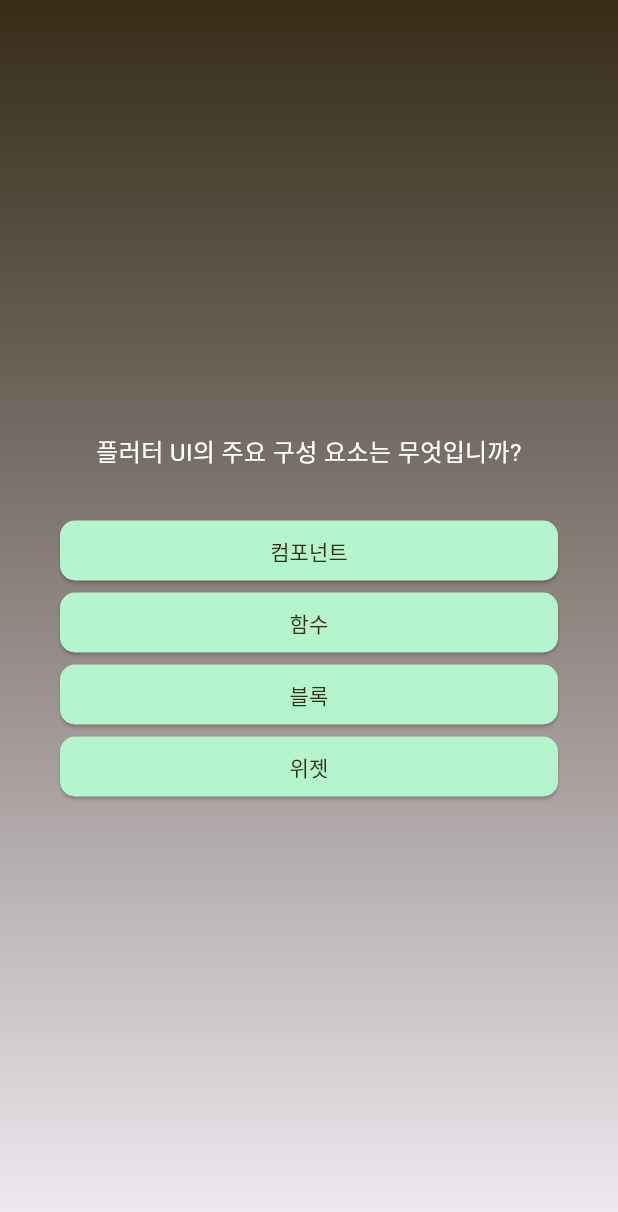
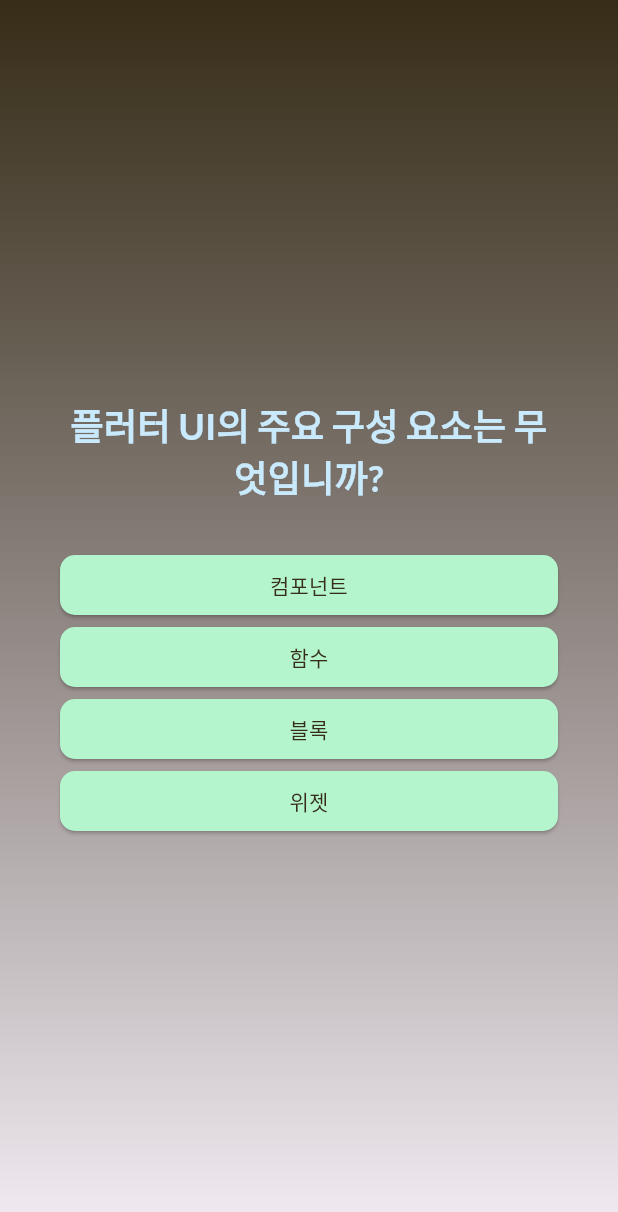
Before and after one commit to WebKBS/flutter-learn, a Flutter app: the screen it shows after launch, after a tap on "Start Quiz", on a phone screen of 412 x 824 dp. Shown: the top 1212 px of the screen. Run offline on Flutter 3.47's test engine with Material 3 defaults, Android fonts, the phone set to English and light mode, and no system bars; our stand-ins replace google_fonts.

Commit message:
폰트 설치 및 사용법

```diff
--- a/advanced_basics/lib/answer_button.dart
+++ b/advanced_basics/lib/answer_button.dart
@@ -19,6 +19,9 @@ class AnswerButton extends StatelessWidget {
             borderRadius: BorderRadius.circular(10),
           ),
         ),
-        child: Text(answerText));
+        child: Text(
+          answerText,
+          textAlign: TextAlign.center,
+        ));
   }
 }
--- a/advanced_basics/lib/questions_screen.dart
+++ b/advanced_basics/lib/questions_screen.dart
@@ -1,6 +1,7 @@
 import 'package:advanced_basics/answer_button.dart';
 import 'package:advanced_basics/data/questions.dart';
 import 'package:flutter/material.dart';
+import 'package:google_fonts/google_fonts.dart';
 
 class QuestionsScreen extends StatefulWidget {
   const QuestionsScreen({super.key});
@@ -34,10 +35,10 @@ class _QuestionsScreenState extends State<QuestionsScreen> {
             children: [
               Text(
                 currentQuestion.text,
-                style: const TextStyle(
-                  fontSize: 16,
-                  color: Color.fromARGB(255, 255, 255, 255),
-                ),
+                style: GoogleFonts.lato(
+                    fontSize: 24,
+                    fontWeight: FontWeight.bold,
+                    color: const Color.fromARGB(255, 201, 233, 252)),
                 textAlign: TextAlign.center,
               ),
               const SizedBox(height: 30),
--- a/advanced_basics/pubspec.yaml
+++ b/advanced_basics/pubspec.yaml
@@ -34,6 +34,7 @@ dependencies:
   # The following adds the Cupertino Icons font to your application.
   # Use with the CupertinoIcons class for iOS style icons.
   cupertino_icons: ^1.0.6
+  google_fonts: ^6.2.1
 
 dev_dependencies:
   flutter_test:
```
Also changed, not shown: advanced_basics/pubspec.lock, 5 other files.
